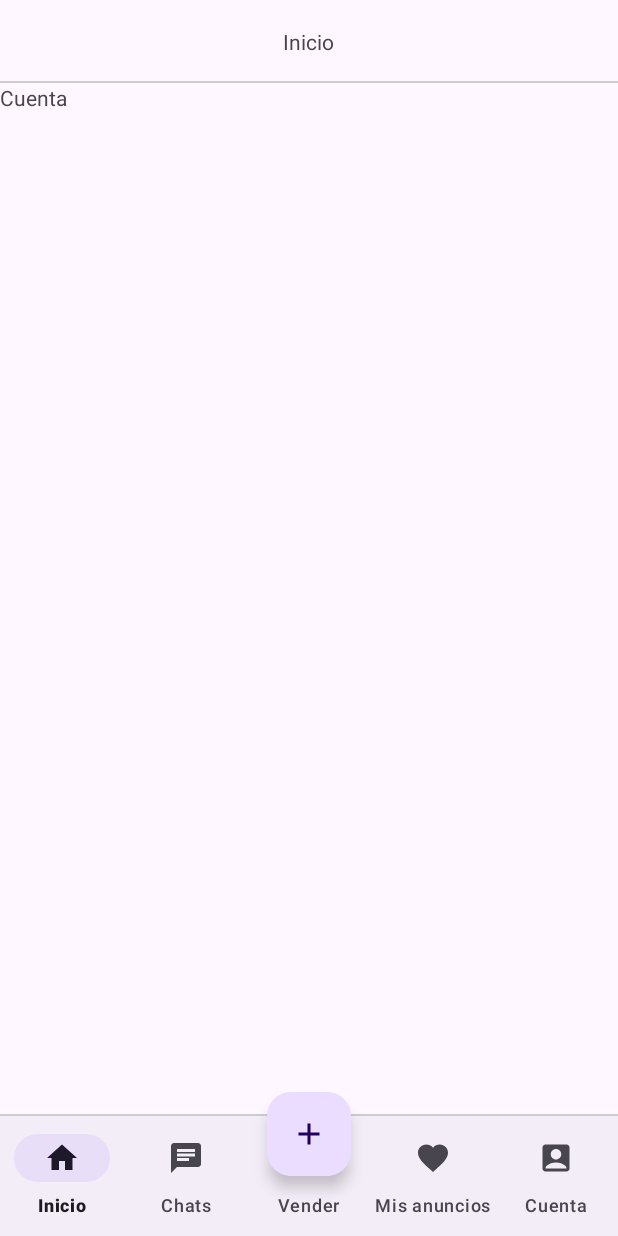
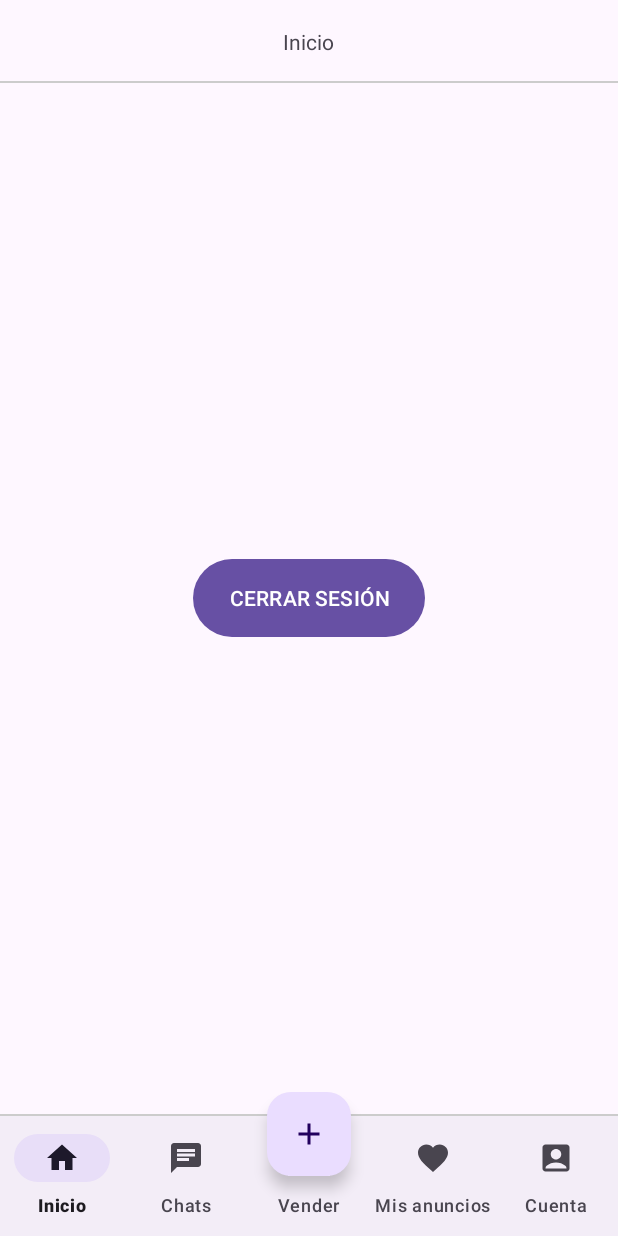
Before and after one commit to JesusHilario99/AppMovil, an Android app: the fragment FragmentCuenta placed in its activity, on a phone screen of 412 x 824 dp. Run offline under Robolectric (Android 15) with nearby library versions, the phone set to English and light mode, and no system bars; our stand-ins replace Firebase (no records; nobody signed in at launch, a user with empty details on screens opened directly).

Commit message:
Seguir con el video 16

```diff
--- a/app/src/main/java/com/example/myapplicationcurso/MainActivity.kt
+++ b/app/src/main/java/com/example/myapplicationcurso/MainActivity.kt
@@ -1,5 +1,6 @@
 package com.example.myapplicationcurso
 
+import android.content.Intent
 import androidx.appcompat.app.AppCompatActivity
 import android.os.Bundle
 import androidx.fragment.app.FragmentTransaction
@@ -8,17 +9,21 @@ import com.example.myapplicationcurso.fragmentos.FragmentChats
 import com.example.myapplicationcurso.fragmentos.FragmentCuenta
 import com.example.myapplicationcurso.fragmentos.FragmentInicio
 import com.example.myapplicationcurso.fragmentos.FragmentMisAnuncios
+import com.google.firebase.auth.FirebaseAuth
 
 class MainActivity : AppCompatActivity() {
 
     private lateinit var binding: ActivityMainBinding
 
-
+    private  lateinit var firebaseAuth: FirebaseAuth
 
     override fun onCreate(savedInstanceState: Bundle?) {
         super.onCreate(savedInstanceState)
         binding = ActivityMainBinding.inflate(layoutInflater)
         setContentView(binding.root)
+
+        firebaseAuth = FirebaseAuth.getInstance()
+        comprobarsesion()
 
         verFragmentInicio()
 
@@ -47,6 +52,13 @@ class MainActivity : AppCompatActivity() {
 
         }
 
+    }
+
+    private fun comprobarsesion() {
+        if(firebaseAuth.currentUser == null){
+            startActivity(Intent(this,OpcionesdeLogin::class.java))
+            finishAffinity()
+        }
     }
 
     private fun verFragmentInicio(){
--- a/app/src/main/java/com/example/myapplicationcurso/fragmentos/FragmentCuenta.kt
+++ b/app/src/main/java/com/example/myapplicationcurso/fragmentos/FragmentCuenta.kt
@@ -1,60 +1,44 @@
 package com.example.myapplicationcurso.fragmentos
 
+import android.content.Intent
 import android.os.Bundle
 import androidx.fragment.app.Fragment
 import android.view.LayoutInflater
 import android.view.View
 import android.view.ViewGroup
+import androidx.activity.result.contract.ActivityResultContracts
+import com.example.myapplicationcurso.OpcionesdeLogin
 import com.example.myapplicationcurso.R
+import com.example.myapplicationcurso.databinding.ActivityLoginEmailBinding
+import com.example.myapplicationcurso.databinding.FragmentCuentaBinding
+import com.google.firebase.auth.FirebaseAuth
+import com.google.firebase.database.core.Context
 
-// TODO: Rename parameter arguments, choose names that match
-// the fragment initialization parameters, e.g. ARG_ITEM_NUMBER
-private const val ARG_PARAM1 = "param1"
-private const val ARG_PARAM2 = "param2"
+class FragmentCuenta : Fragment() {
 
-/**
- * A simple [Fragment] subclass.
- * Use the [FragmentCuenta.newInstance] factory method to
- * create an instance of this fragment.
- */
-class FragmentCuenta : Fragment() {
-    // TODO: Rename and change types of parameters
-    private var param1: String? = null
-    private var param2: String? = null
+    private lateinit var binding: FragmentCuentaBinding
+    private lateinit var firebaseAuth: FirebaseAuth
+    private lateinit var mContext : android.content.Context
 
-    override fun onCreate(savedInstanceState: Bundle?) {
-        super.onCreate(savedInstanceState)
-        arguments?.let {
-            param1 = it.getString(ARG_PARAM1)
-            param2 = it.getString(ARG_PARAM2)
+    override fun onAttach(context: android.content.Context) {
+        mContext = context
+        super.onAttach(context)
+    }
+
+    override fun onCreateView(inflater: LayoutInflater, container: ViewGroup?, savedInstanceState: Bundle?
+    ): View? {
+        binding = FragmentCuentaBinding.inflate(layoutInflater, container,false)
+        return binding.root
+    }
+
+    override fun onViewCreated(view: View, savedInstanceState: Bundle?) {
+        super.onViewCreated(view, savedInstanceState)
+        firebaseAuth = FirebaseAuth.getInstance()
+        binding.btnCerrarSesion.setOnClickListener{
+            firebaseAuth.signOut()
+            startActivity(Intent(mContext,OpcionesdeLogin::class.java))
+            activity?.finishAffinity()
         }
     }
 
-    override fun onCreateView(
-        inflater: LayoutInflater, container: ViewGroup?,
-        savedInstanceState: Bundle?
-    ): View? {
-        // Inflate the layout for this fragment
-        return inflater.inflate(R.layout.fragment_cuenta, container, false)
-    }
-
-    companion object {
-        /**
-         * Use this factory method to create a new instance of
-         * this fragment using the provided parameters.
-         *
-         * @param param1 Parameter 1.
-         * @param param2 Parameter 2.
-         * @return A new instance of fragment FragmentCuenta.
-         */
-        // TODO: Rename and change types and number of parameters
-        @JvmStatic
-        fun newInstance(param1: String, param2: String) =
-            FragmentCuenta().apply {
-                arguments = Bundle().apply {
-                    putString(ARG_PARAM1, param1)
-                    putString(ARG_PARAM2, param2)
-                }
-            }
-    }
 }
--- a/app/src/main/res/layout/fragment_cuenta.xml
+++ b/app/src/main/res/layout/fragment_cuenta.xml
@@ -1,14 +1,17 @@
 <?xml version="1.0" encoding="utf-8"?>
-<FrameLayout xmlns:android="http://schemas.android.com/apk/res/android"
+<RelativeLayout
+    xmlns:android="http://schemas.android.com/apk/res/android"
     xmlns:tools="http://schemas.android.com/tools"
     android:layout_width="match_parent"
     android:layout_height="match_parent"
     tools:context=".fragmentos.FragmentCuenta">
 
-    <!-- TODO: Update blank fragment layout -->
-    <TextView
-        android:layout_width="match_parent"
-        android:layout_height="match_parent"
-        android:text="Cuenta" />
+    <com.google.android.material.button.MaterialButton
+        android:id="@+id/btn_cerrarSesion"
+        android:text="@string/btn_cerrarSesion"
+        android:textAllCaps="true"
+        android:layout_centerInParent="true"
+        android:layout_width="wrap_content"
+        android:layout_height="@dimen/my_buttom_heigth"/>
 
-</FrameLayout>
+</RelativeLayout>
--- a/app/src/main/res/values/strings.xml
+++ b/app/src/main/res/values/strings.xml
@@ -25,5 +25,7 @@
     <string name="et_r_password">Repetir Contraseña</string>
     <string name="btn_registrar">Registrar</string>
 
+    <string name="btn_cerrarSesion">Cerrar Sesión</string>
+
 
 </resources>
--- a/gradle.properties
+++ b/gradle.properties
@@ -15,6 +15,7 @@ org.gradle.jvmargs=-Xmx2048m -Dfile.encoding=UTF-8
 # Android operating system, and which are packaged with your app's APK
 # https://developer.android.com/topic/libraries/support-library/androidx-rn
 android.useAndroidX=true
+android.enableJetifier=true
 # Kotlin code style for this project: "official" or "obsolete":
 kotlin.code.style=official
 # Enables namespacing of each library's R class so that its R class includes only the
```
Also changed, not shown: app/src/main/java/com/example/myapplicationcurso/OpcionesdeLogin.kt (+15 -0 lines), app/src/main/java/com/example/myapplicationcurso/Registro_email.kt (+15 -2 lines).
